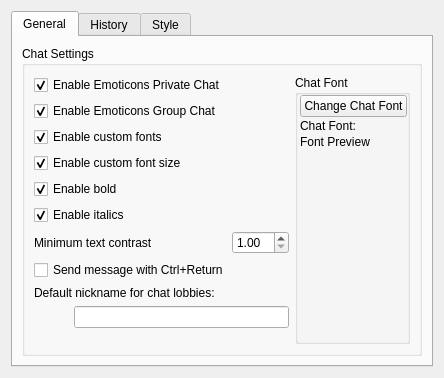
Old version of the form retroshare-gui/src/gui/settings/ChatPage.ui in the repository RetroShare/RetroShare.
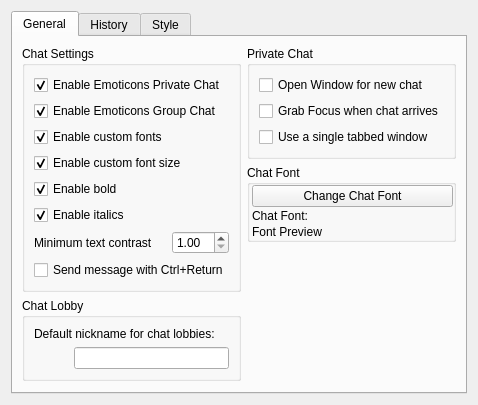
New version of the form.

Commit message: Moved settings for private chat from NotifyPage to ChatPage.

Diff of the .ui file:
```diff
--- a/retroshare-gui/src/gui/settings/ChatPage.ui
+++ b/retroshare-gui/src/gui/settings/ChatPage.ui
@@ -20,7 +20,9 @@
       <attribute name="title">
        <string>General</string>
       </attribute>
-      <layout class="QVBoxLayout" name="verticalLayout_2">
+      <layout class="QHBoxLayout" name="horizontalLayout_3">
+       <item>
+        <layout class="QVBoxLayout" name="verticalLayout_5">
        <item>
         <widget class="QGroupBox" name="groupBox">
          <property name="sizePolicy">
@@ -32,8 +34,6 @@
          <property name="title">
           <string>Chat Settings</string>
          </property>
-         <layout class="QHBoxLayout" name="horizontalLayout_3">
-          <item>
            <layout class="QVBoxLayout" name="verticalLayout_3">
             <item>
              <widget class="QCheckBox" name="checkBox_emoteprivchat">
@@ -139,6 +139,15 @@
               </property>
              </widget>
             </item>
+           </layout>
+          </widget>
+         </item>
+         <item>
+          <widget class="QGroupBox" name="chatLobbyGroupBox">
+           <property name="title">
+            <string>Chat Lobby</string>
+           </property>
+           <layout class="QVBoxLayout" name="verticalLayout_6">
             <item>
              <widget class="QLabel" name="label">
               <property name="text">
@@ -147,7 +156,7 @@
              </widget>
             </item>
             <item>
-             <layout class="QHBoxLayout" name="horizontalLayout_2">
+             <layout class="QHBoxLayout" name="nickNameLayout">
               <item>
                <spacer name="horizontalSpacer">
                 <property name="orientation">
@@ -176,8 +185,11 @@
               </item>
              </layout>
             </item>
+           </layout>
+          </widget>
+         </item>
             <item>
-             <spacer name="verticalSpacer">
+          <spacer name="verticalSpacer_2">
               <property name="orientation">
                <enum>Qt::Vertical</enum>
               </property>
@@ -190,13 +202,48 @@
              </spacer>
             </item>
            </layout>
+       </item>
+       <item>
+        <layout class="QVBoxLayout" name="verticalLayout_2">
+         <item>
+          <widget class="QGroupBox" name="groupBox_2">
+           <property name="title">
+            <string>Private Chat</string>
+           </property>
+           <layout class="QVBoxLayout" name="_2">
+            <item>
+             <widget class="QCheckBox" name="chat_NewWindow">
+              <property name="text">
+               <string>Open Window for new chat</string>
+              </property>
+             </widget>
+            </item>
+            <item>
+             <widget class="QCheckBox" name="chat_Focus">
+              <property name="text">
+               <string>Grab Focus when chat arrives</string>
+              </property>
+             </widget>
+            </item>
+            <item>
+             <widget class="QCheckBox" name="chat_tabbedWindow">
+              <property name="text">
+               <string>Use a single tabbed window</string>
+              </property>
+             </widget>
+            </item>
+           </layout>
+          </widget>
           </item>
           <item>
            <widget class="QGroupBox" name="groupBoxIRCColors">
             <property name="title">
              <string>Chat Font</string>
             </property>
-            <layout class="QGridLayout" name="gridLayout_47">
+           <layout class="QVBoxLayout" name="verticalLayout_4">
+            <property name="spacing">
+             <number>2</number>
+            </property>
              <property name="leftMargin">
               <number>2</number>
              </property>
@@ -209,17 +256,14 @@
              <property name="bottomMargin">
               <number>0</number>
              </property>
-             <property name="spacing">
-              <number>2</number>
-             </property>
-             <item row="0" column="0" colspan="2">
+            <item>
               <widget class="QPushButton" name="pushButtonChangeChatFont">
                <property name="text">
                 <string>Change Chat Font</string>
                </property>
               </widget>
              </item>
-             <item row="1" column="0">
+            <item>
               <widget class="QLabel" name="labelChatFont">
                <property name="sizePolicy">
                 <sizepolicy hsizetype="Fixed" vsizetype="Preferred">
@@ -232,15 +276,18 @@
                </property>
               </widget>
              </item>
-             <item row="2" column="0">
+            <item>
               <widget class="QLabel" name="labelChatFontPreview">
                <property name="text">
                 <string notr="true">Font Preview</string>
                </property>
               </widget>
              </item>
-             <item row="3" column="0" colspan="2">
-              <spacer name="verticalSpacer_2">
+           </layout>
+          </widget>
+         </item>
+         <item>
+          <spacer name="verticalSpacer">
                <property name="orientation">
                 <enum>Qt::Vertical</enum>
                </property>
@@ -253,10 +300,6 @@
               </spacer>
              </item>
             </layout>
-           </widget>
-          </item>
-         </layout>
-        </widget>
        </item>
       </layout>
      </widget>
```
Lines whose indentation alone changed are shown as unchanged. The commit also changes 6 other files.
